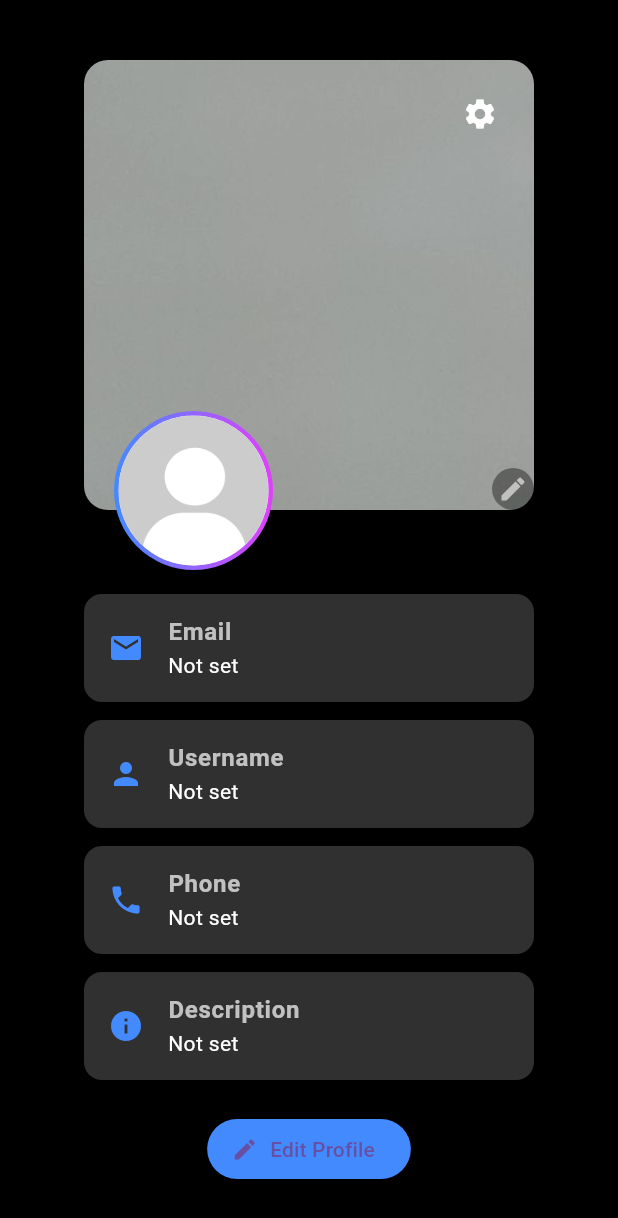
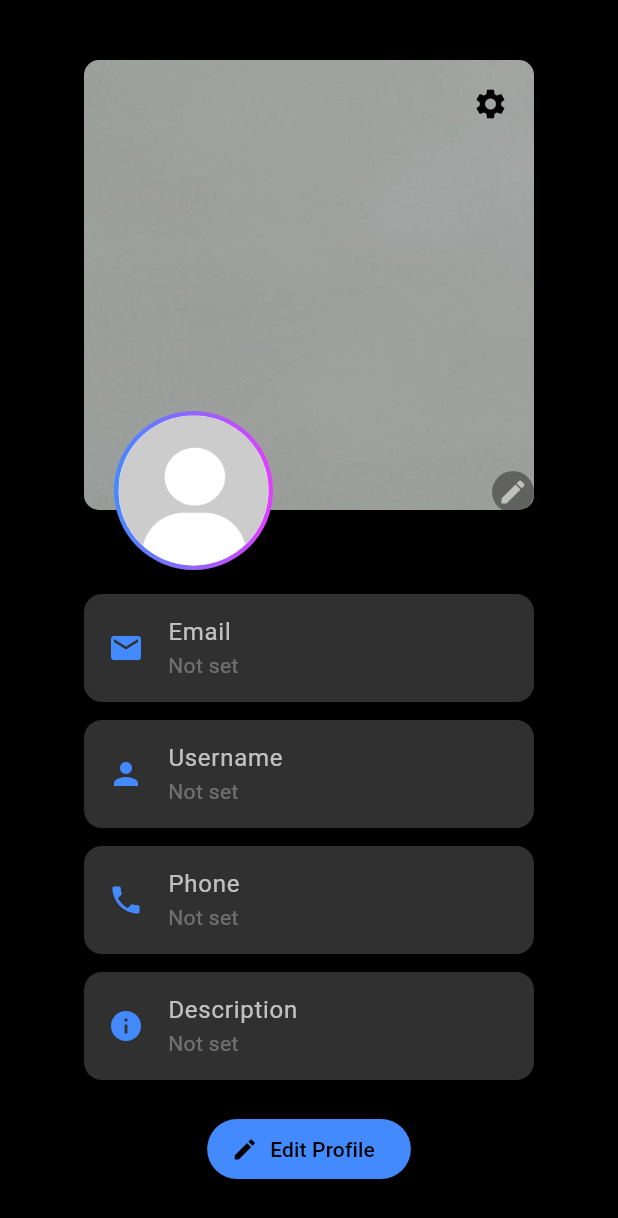
Before and after one commit to nhsnaa/streaming_app, a Flutter app: the ProfilePopupContent widget shown alone on an empty page, opened directly, on a phone screen of 412 x 824 dp. Shown: the top 1218 px of the screen. Run offline on Flutter 3.47's test engine with Material 3 defaults, Android fonts, the phone set to English and light mode, and no system bars; our stand-ins replace google_fonts, shared_preferences, smooth_page_indicator, youtube_player_iframe; accounts and stored records are empty; network calls fail.

Commit message:
fixing profile ui.

```diff
--- a/lib/modules/profile_page.dart
+++ b/lib/modules/profile_page.dart
@@ -1,5 +1,6 @@
 import 'package:flutter/material.dart';
 import 'package:streaming_app/modules/setting_page.dart';
+
 import 'package:streaming_app/services/user_data.dart';
 import 'package:streaming_app/widgets/edit_profile_sheet.dart';
 
@@ -137,7 +138,7 @@ class _ProfilePopupContentState extends State<ProfilePopupContent> {
                 itemCount: images.length,
                 gridDelegate: SliverGridDelegateWithMaxCrossAxisExtent(
                   maxCrossAxisExtent: type == 'avatar' ? 100 : 220,
-                  mainAxisExtent: type == 'background' ? 100 : type == 'avatar' ? 100 : 280,
+                  mainAxisExtent: type == 'background' ? 100 : type == 'avatar' ? 100 : 280, //size avatar and background
                   mainAxisSpacing: 12,
                   crossAxisSpacing: 12,
                   childAspectRatio: type == 'avatar' ? 1 : 2.5,
@@ -206,8 +207,8 @@ class _ProfilePopupContentState extends State<ProfilePopupContent> {
       margin: const EdgeInsets.symmetric(vertical: 6),
       child: ListTile(
         leading: Icon(icon, color: Colors.blueAccent),
-        title: Text(label, style: const TextStyle(color: Colors.white70, fontWeight: FontWeight.bold)),
-        subtitle: Text(value.isNotEmpty ? value : 'Not set', style: const TextStyle(color: Colors.white)),
+        title: Text(label, style: const TextStyle(color: Colors.white70)),
+        subtitle: Text(value.isNotEmpty ? value : 'Not set', style: const TextStyle(color: Colors.white30)),
       ),
     );
   }
@@ -228,7 +229,7 @@ class _ProfilePopupContentState extends State<ProfilePopupContent> {
                 clipBehavior: Clip.none,
                 children: [
                   ClipRRect(
-                    borderRadius: BorderRadius.circular(16),
+                    borderRadius: BorderRadius.circular(10),
                     child: Image.asset(
                       _selectedBackground,
                       width: double.infinity,
@@ -238,10 +239,10 @@ class _ProfilePopupContentState extends State<ProfilePopupContent> {
                   ),
                   // Settings icon (top-right)
                   Positioned(
-                    top: 12,
-                    right: 12,
+                    top: 5,
+                    right: 5,
                     child: IconButton(
-                      icon: const Icon(Icons.settings, color: Colors.white),
+                      icon: const Icon(Icons.settings, color: Colors.black),
                       onPressed: () {
                         Navigator.of(context).push(
                           MaterialPageRoute(builder: (_) => const SettingsPage()),
@@ -266,7 +267,7 @@ class _ProfilePopupContentState extends State<ProfilePopupContent> {
                       ),
                   ),
                   Positioned(
-                    bottom: 0,
+                    bottom: -2,
                     right: 0,
                     child: GestureDetector(
                       onTap: _showEditOptions,
@@ -291,8 +292,8 @@ class _ProfilePopupContentState extends State<ProfilePopupContent> {
               const SizedBox(height: 16),
               ElevatedButton.icon(
                 onPressed: _openEditProfile,
-                icon: const Icon(Icons.edit),
-                label: const Text("Edit Profile"),
+                icon: const Icon(Icons.edit, color: Colors.black),
+                label: const Text("Edit Profile", style: TextStyle(color: Colors.black)),
                 style: ElevatedButton.styleFrom(backgroundColor: Colors.blueAccent),
               ),
               const SizedBox(height: 12),
```
